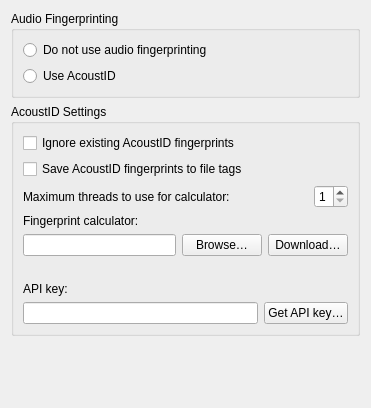
Old version of the form ui/options_fingerprinting.ui in the repository metabrainz/picard.
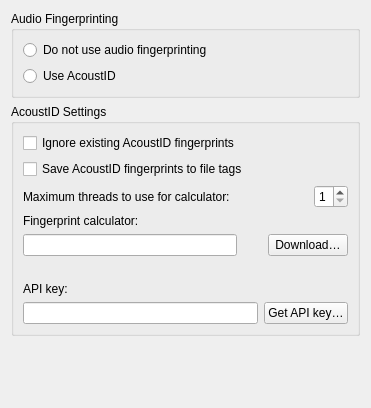
New version of the form.

Commit message:
Fingerprinting options page:
- add buddies as appropriate
- use icon for open browser button
- add tooltip to open browser button
- fix unnecessary wordwrap in fpcalc threads string

What changed in the file:
```diff
--- a/ui/options_fingerprinting.ui
+++ b/ui/options_fingerprinting.ui
@@ -113,9 +113,15 @@
          <widget class="QLineEdit" name="acoustid_fpcalc"/>
         </item>
         <item>
-         <widget class="QPushButton" name="acoustid_fpcalc_browse">
+         <widget class="QToolButton" name="acoustid_fpcalc_browse">
+          <property name="toolTip">
+           <string>Select file in browser</string>
+          </property>
+          <property name="styleSheet">
+           <string notr="true">border: none;</string>
+          </property>
           <property name="text">
-           <string>Browse…</string>
+           <string notr="true"/>
           </property>
          </widget>
         </item>
```
Left out of the diff: 18 changed lines with no effect on the pictures. The commit also changes 2 other files.
